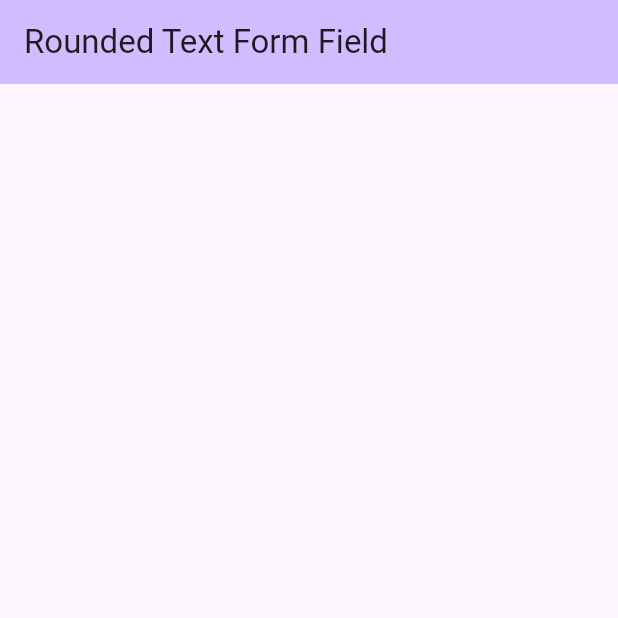
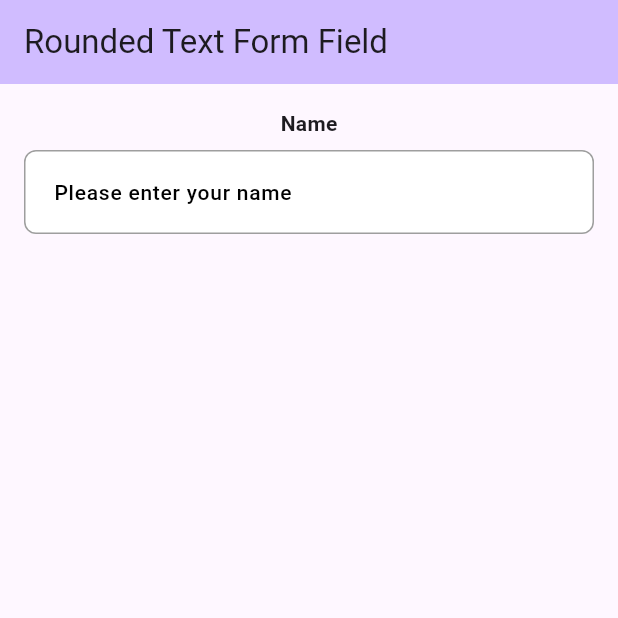
Before and after one commit to hello-addweb/rounded_text_form_field, a Flutter app: the screen it shows after launch, on a phone screen of 412 x 824 dp, the top half of it. Run offline on Flutter 3.47's test engine with Material 3 defaults, Android fonts, the phone set to English and light mode, and no system bars.

Commit message:
-- Added 2.0

```diff
--- a/example/lib/main.dart
+++ b/example/lib/main.dart
@@ -1,4 +1,5 @@
 import 'package:flutter/material.dart';
+import 'package:rounded_text_form_field/rounded_text_form_field.dart';
 
 void main() {
   runApp(const MyApp());
@@ -11,7 +12,7 @@ class MyApp extends StatelessWidget {
   @override
   Widget build(BuildContext context) {
     return const MaterialApp(
-      title: 'Flutter Demo',
+      title: 'Text Form Field',
       home: MyHomePage(),
     );
   }
@@ -25,6 +26,7 @@ class MyHomePage extends StatefulWidget {
 }
 
 class _MyHomePageState extends State<MyHomePage> {
+  TextEditingController nameTextField = TextEditingController(text: "");
 
   @override
   Widget build(BuildContext context) {
@@ -33,11 +35,37 @@ class _MyHomePageState extends State<MyHomePage> {
           backgroundColor: Theme.of(context).colorScheme.inversePrimary,
           title: const Text("Rounded Text Form Field"),
         ),
-        body: const Center(
-          child: Column(children: [
-            SizedBox(height: 10,),
-          ],),
-        )
-    );
+        body: Center(
+          child: Padding(
+            padding: const EdgeInsets.symmetric(horizontal: 16),
+            child: Column(
+              children: [
+                const SizedBox(height: 16),
+                const Text(
+                  "Name",
+                  style: TextStyle(
+                    fontSize: 14,
+                    fontWeight: FontWeight.w600,
+                  ),
+                ),
+                const SizedBox(height: 8),
+                RoundedTextFormField(
+                  textInputAction: TextInputAction.done,
+                  controller: nameTextField,
+                  hintText: "Please enter your name",
+                  validator: (value) {
+                    if (value!.isEmpty) {
+                      return "Please enter your name";
+                    } else if (value.length < 4) {
+                      return "Please enter valid name";
+                    }
+                    return null;
+                  },
+                ),
+                const SizedBox(height: 20),
+              ],
+            ),
+          ),
+        ));
   }
 }
--- a/lib/rounded_text_form_field.dart
+++ b/lib/rounded_text_form_field.dart
@@ -5,14 +5,72 @@ library rounded_text_form_field;
 
 import 'package:flutter/material.dart';
 
-
 ///
 /// RoundedTextFormField main class..
 class RoundedTextFormField extends StatelessWidget {
-  const RoundedTextFormField({super.key});
+  final TextEditingController controller;
+  final String hintText;
+  final bool isObscure;
+  final String? Function(String?)? validator;
+  final bool isPhoneNumber;
+  final bool enabled;
+  final bool readOnly;
+  final VoidCallback? onPressed;
+  final TextInputAction textInputAction;
+  final int maxLines;
+  const RoundedTextFormField(
+      {super.key,
+      required this.controller,
+      required this.hintText,
+      this.validator,
+      this.isObscure = false,
+      required this.textInputAction,
+      this.isPhoneNumber = false,
+      this.enabled = true,
+      this.readOnly = false,
+      this.maxLines = 1,
+      this.onPressed});
 
   @override
   Widget build(BuildContext context) {
-    return const Placeholder();
+    return TextFormField(
+      onTapOutside: (event) => FocusScope.of(context).unfocus(),
+      controller: controller,
+      enabled: enabled,
+      readOnly: readOnly,
+      onTap: onPressed,
+      maxLines: maxLines,
+      maxLength: isPhoneNumber ? 10 : 200,
+      obscureText: isObscure,
+      autovalidateMode: AutovalidateMode.onUserInteraction,
+      decoration: InputDecoration(
+        counterText: '',
+        hintText: hintText,
+        filled: true,
+        fillColor: Colors.white,
+        hintStyle: const TextStyle(
+            fontSize: 14, fontWeight: FontWeight.w500, color: Colors.black),
+        isDense: true, // Added this
+        contentPadding: const EdgeInsets.all(16), // Added this
+        // label: Text(label),
+        border: OutlineInputBorder(borderRadius: BorderRadius.circular(5)),
+        focusedBorder: OutlineInputBorder(
+            borderSide: const BorderSide(width: 1, color: Colors.grey),
+            borderRadius: BorderRadius.circular(8)),
+        disabledBorder: OutlineInputBorder(
+            borderSide: const BorderSide(width: 1, color: Colors.grey),
+            borderRadius: BorderRadius.circular(8)),
+        enabledBorder: OutlineInputBorder(
+            borderSide: const BorderSide(width: 1, color: Colors.grey),
+            borderRadius: BorderRadius.circular(8)),
+      ),
+      validator: validator,
+      textInputAction: textInputAction,
+      keyboardType: isPhoneNumber
+          ? TextInputType.phone
+          : maxLines != 1
+              ? TextInputType.text
+              : TextInputType.multiline,
+    );
   }
 }
--- a/pubspec.yaml
+++ b/pubspec.yaml
@@ -1,7 +1,7 @@
 name: rounded_text_form_field
 
-description: "A flutter library for rounded text form field with custom design and decoration."
-version: 0.0.1
+description: "A Flutter library for rounded text form field with custom design and decoration."
+version: 0.0.2
 # author: AddWeb Solution Dev(Sultan Singh)
 homepage: https://github.com/hello-addweb/rounded_text_form_field
 
```
Also changed, not shown: example/pubspec.lock, 3 other files.
